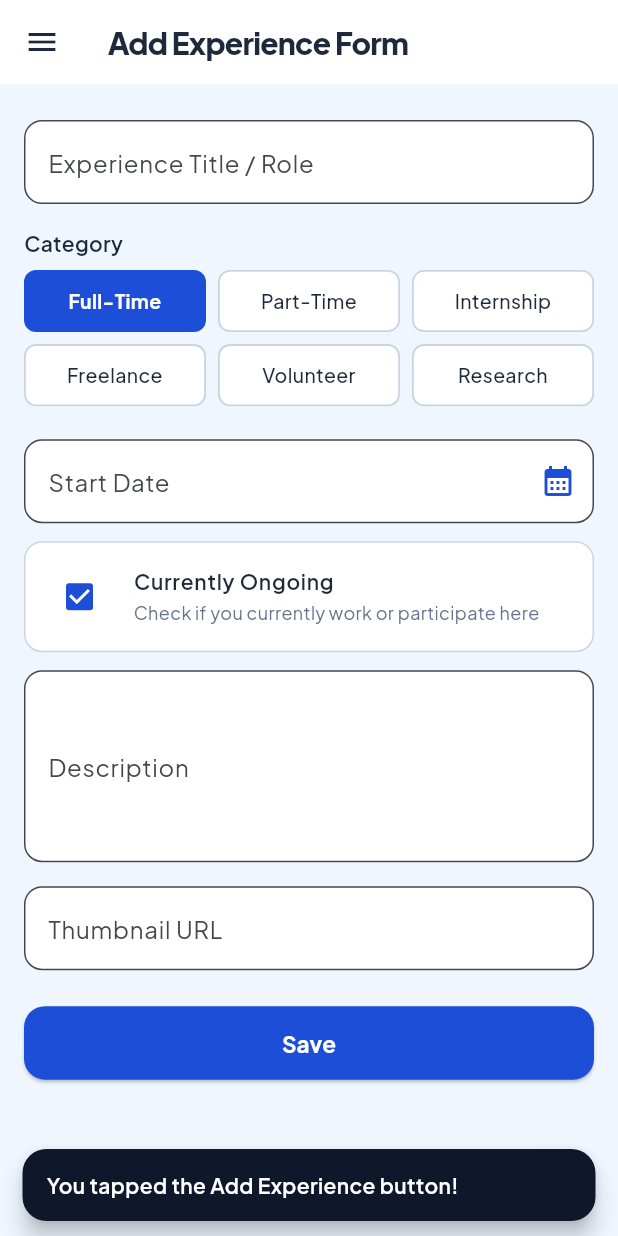
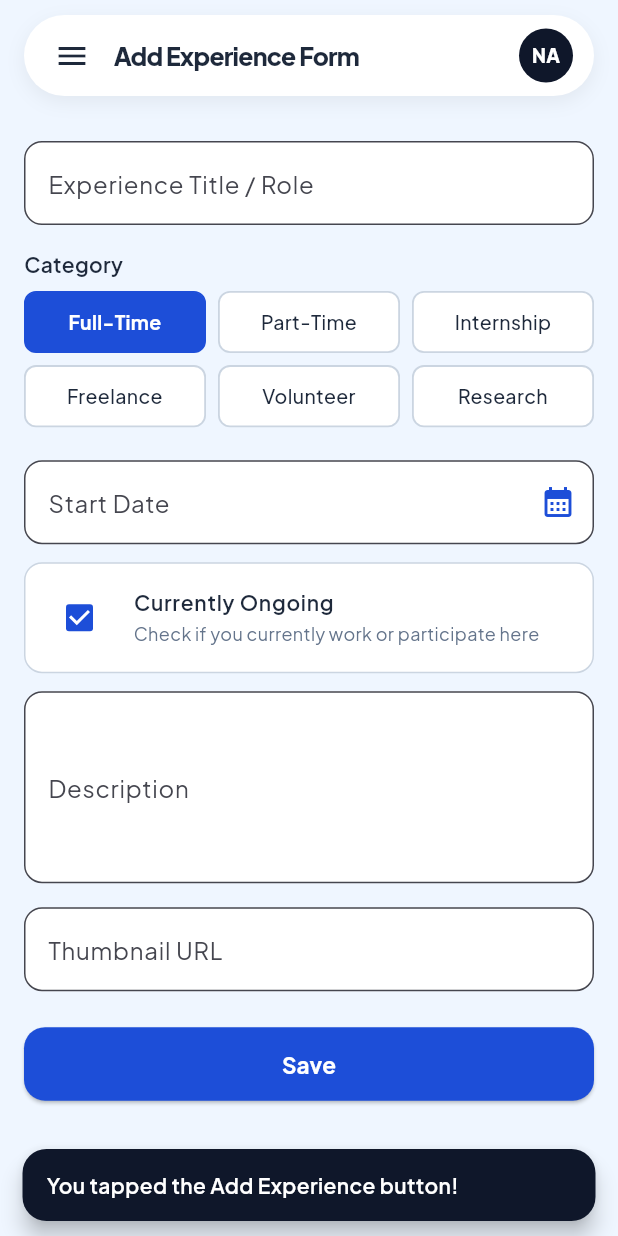
Before and after one commit to nurazizah56-dak/myportofolio_mobile, a Flutter app: the EducationFormPage screen opened by its route, after a tap on the "menu" icon, after a tap on "Home", after a tap on "Add Experience", on a phone screen of 412 x 824 dp. Run offline on Flutter 3.47's test engine with Material 3 defaults, Android fonts, the phone set to English and light mode, and no system bars; our stand-ins replace google_fonts.

Commit message:
feat(ui): implement floating pill-shaped AppBar with hamburger menu and profile avatar across all pages

```diff
--- a/lib/screens/education_form.dart
+++ b/lib/screens/education_form.dart
@@ -1,5 +1,6 @@
 import 'package:flutter/material.dart';
 import 'package:myportofolio_mobile/widgets/left_drawer.dart';
+import 'package:myportofolio_mobile/widgets/floating_app_bar.dart';
 
 // Halaman formulir untuk menambahkan riwayat pendidikan (Education)
 // Menggunakan StatefulWidget karena memerlukan pengelolaan state input form
@@ -145,35 +146,7 @@ class _EducationFormPageState extends State<EducationFormPage> {
   @override
   Widget build(BuildContext context) {
     return Scaffold(
-      appBar: AppBar(
-        title: const Text(
-          'Add Education Form',
-          style: TextStyle(
-            color: Color(0xFF1E293B),
-            fontWeight: FontWeight.w800,
-            fontSize: 20.0,
-            letterSpacing: -0.5,
-          ),
-        ),
-        // 3-line hamburger menu icon to open drawer without back button redundancy
-        leading: Builder(
-          builder: (BuildContext context) {
-            return IconButton(
-              icon: const Icon(Icons.menu),
-              onPressed: () {
-                Scaffold.of(context).openDrawer();
-              },
-              tooltip: MaterialLocalizations.of(context).openAppDrawerTooltip,
-            );
-          },
-        ),
-        // Clean white AppBar consistent with the rest of the application
-        backgroundColor: Colors.white,
-        iconTheme: const IconThemeData(color: Color(0xFF1E293B)),
-        elevation: 0,
-        shadowColor: Colors.black12,
-        surfaceTintColor: Colors.transparent,
-      ),
+      appBar: const FloatingAppBar(title: 'Add Education Form'),
       // Drawer navigasi konsisten di seluruh halaman aplikasi
       drawer: const LeftDrawer(),
       backgroundColor: const Color(0xFFEFF6FF),
--- a/lib/screens/experience_form.dart
+++ b/lib/screens/experience_form.dart
@@ -1,5 +1,6 @@
 import 'package:flutter/material.dart';
 import 'package:myportofolio_mobile/widgets/left_drawer.dart';
+import 'package:myportofolio_mobile/widgets/floating_app_bar.dart';
 
 /// Form page for adding personal professional and project experience.
 /// Built with StatefulWidget to manage form inputs, date picker state, and validations.
@@ -163,35 +164,7 @@ class _ExperienceFormPageState extends State<ExperienceFormPage> {
   @override
   Widget build(BuildContext context) {
     return Scaffold(
-      appBar: AppBar(
-        title: const Text(
-          'Add Experience Form',
-          style: TextStyle(
-            color: Color(0xFF1E293B),
-            fontWeight: FontWeight.w800,
-            fontSize: 20.0,
-            letterSpacing: -0.5,
-          ),
-        ),
-        // 3-line hamburger menu icon to open drawer without back button redundancy
-        leading: Builder(
-          builder: (BuildContext context) {
-            return IconButton(
-              icon: const Icon(Icons.menu),
-              onPressed: () {
-                Scaffold.of(context).openDrawer();
-              },
-              tooltip: MaterialLocalizations.of(context).openAppDrawerTooltip,
-            );
-          },
-        ),
-        // Clean white AppBar consistent with the rest of the application
-        backgroundColor: Colors.white,
-        iconTheme: const IconThemeData(color: Color(0xFF1E293B)),
-        elevation: 0,
-        shadowColor: Colors.black12,
-        surfaceTintColor: Colors.transparent,
-      ),
+      appBar: const FloatingAppBar(title: 'Add Experience Form'),
       drawer: const LeftDrawer(),
       backgroundColor: const Color(0xFFEFF6FF),
       body: SafeArea(
--- a/lib/screens/menu.dart
+++ b/lib/screens/menu.dart
@@ -1,6 +1,7 @@
 import 'package:flutter/material.dart';
 import 'package:myportofolio_mobile/widgets/left_drawer.dart';
 import 'package:myportofolio_mobile/widgets/item_card.dart';
+import 'package:myportofolio_mobile/widgets/floating_app_bar.dart';
 
 // Halaman utama portofolio — menampilkan profil pemilik dan menu navigasi
 class MyHomePage extends StatelessWidget {
@@ -58,23 +59,7 @@ class MyHomePage extends StatelessWidget {
     final bool isMobile = MediaQuery.of(context).size.width < 600;
 
     return Scaffold(
-      appBar: AppBar(
-        title: const Text(
-          'MyPortfolio',
-          style: TextStyle(
-            color: Color(0xFF1E293B),
-            fontWeight: FontWeight.w800,
-            fontSize: 20.0,
-            letterSpacing: -0.5,
-          ),
-        ),
-        // Putih bersih
-        backgroundColor: Colors.white,
-        iconTheme: const IconThemeData(color: Color(0xFF1E293B)),
-        elevation: 0,
-        shadowColor: Colors.black12,
-        surfaceTintColor: Colors.transparent,
-      ),
+      appBar: const FloatingAppBar(title: 'MyPortfolio'),
       drawer: const LeftDrawer(),
       backgroundColor: const Color(0xFFEFF6FF),
       body: SafeArea(
--- /dev/null
+++ b/lib/widgets/floating_app_bar.dart
@@ -0,0 +1,86 @@
+import 'package:flutter/material.dart';
+
+// Komponen AppBar melayang berbentuk kapsul/pill dengan sudut melengkung
+// Menampilkan tombol hamburger drawer, judul halaman, dan avatar inisial
+class FloatingAppBar extends StatelessWidget implements PreferredSizeWidget {
+  final String title;
+
+  const FloatingAppBar({super.key, required this.title});
+
+  @override
+  Size get preferredSize => const Size.fromHeight(70.0);
+
+  @override
+  Widget build(BuildContext context) {
+    return SafeArea(
+      bottom: false,
+      child: Container(
+        margin: const EdgeInsets.only(top: 10.0, left: 16.0, right: 16.0, bottom: 6.0),
+        padding: const EdgeInsets.symmetric(horizontal: 8.0, vertical: 4.0),
+        decoration: BoxDecoration(
+          color: Colors.white,
+          borderRadius: BorderRadius.circular(30.0),
+          boxShadow: [
+            BoxShadow(
+              color: Colors.black.withOpacity(0.06),
+              blurRadius: 10,
+              offset: const Offset(0, 4),
+            ),
+          ],
+        ),
+        child: Row(
+          children: [
+            // Tombol garis 3 (hamburger menu) untuk membuka LeftDrawer
+            Builder(
+              builder: (BuildContext context) {
+                return IconButton(
+                  icon: const Icon(Icons.menu, color: Color(0xFF1E293B)),
+                  onPressed: () {
+                    Scaffold.of(context).openDrawer();
+                  },
+                  tooltip: MaterialLocalizations.of(context).openAppDrawerTooltip,
+                );
+              },
+            ),
+            const SizedBox(width: 4.0),
+
+            // Judul halaman
+            Expanded(
+              child: Text(
+                title,
+                maxLines: 1,
+                overflow: TextOverflow.ellipsis,
+                style: const TextStyle(
+                  color: Color(0xFF1E293B),
+                  fontWeight: FontWeight.w800,
+                  fontSize: 16.5,
+                  letterSpacing: -0.5,
+                ),
+              ),
+            ),
+
+            // Avatar lingkaran inisial profil (NA - Nur Azizah)
+            Container(
+              margin: const EdgeInsets.only(right: 6.0),
+              width: 36,
+              height: 36,
+              decoration: const BoxDecoration(
+                color: Color(0xFF0F172A), // Dark navy circle
+                shape: BoxShape.circle,
+              ),
+              alignment: Alignment.center,
+              child: const Text(
+                'NA',
+                style: TextStyle(
+                  color: Colors.white,
+                  fontWeight: FontWeight.w800,
+                  fontSize: 12.5,
+                ),
+              ),
+            ),
+          ],
+        ),
+      ),
+    );
+  }
+}
```
